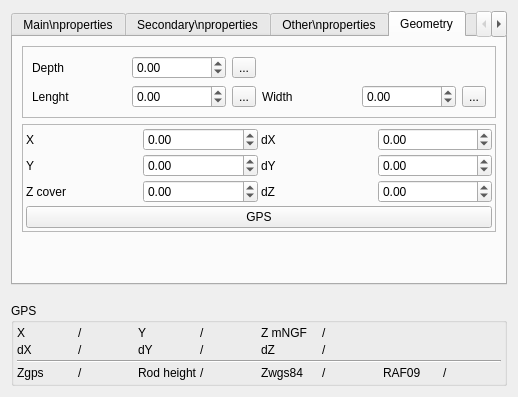
Qt form Lamia/iface/qgiswidget/tools/toolprepro/base3_urbandrainage/lamiabase_ud_node_tool_ui.ui (Artelia/Lamia) before a commit.
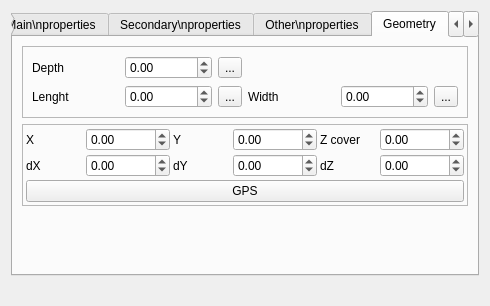
The same form after that commit. The open tabs and pages were chosen to show the change.

```diff
--- a/Lamia/iface/qgiswidget/tools/toolprepro/base3_urbandrainage/lamiabase_ud_node_tool_ui.ui
+++ b/Lamia/iface/qgiswidget/tools/toolprepro/base3_urbandrainage/lamiabase_ud_node_tool_ui.ui
@@ -6,8 +6,8 @@
    <rect>
     <x>0</x>
     <y>0</y>
-    <width>518</width>
-    <height>397</height>
+    <width>490</width>
+    <height>306</height>
    </rect>
   </property>
   <property name="windowTitle">
@@ -824,17 +824,14 @@
           <property name="spacing">
            <number>3</number>
           </property>
-          <item row="2" column="1">
-           <widget class="QDoubleSpinBox" name="doubleSpinBox_Z">
-            <property name="minimum">
-             <double>-99.000000000000000</double>
-            </property>
-            <property name="maximum">
-             <double>99999999.000000000000000</double>
+          <item row="1" column="2">
+           <widget class="QLabel" name="label_21">
+            <property name="text">
+             <string>dY</string>
             </property>
            </widget>
           </item>
-          <item row="1" column="1">
+          <item row="0" column="3">
            <widget class="QDoubleSpinBox" name="doubleSpinBox_Y">
             <property name="minimum">
              <double>-99.000000000000000</double>
@@ -844,24 +841,7 @@
             </property>
            </widget>
           </item>
-          <item row="2" column="3">
-           <widget class="QDoubleSpinBox" name="doubleSpinBox_dZ">
-            <property name="minimum">
-             <double>-1.000000000000000</double>
-            </property>
-            <property name="maximum">
-             <double>999.000000000000000</double>
-            </property>
-           </widget>
-          </item>
-          <item row="1" column="0">
-           <widget class="QLabel" name="label_18">
-            <property name="text">
-             <string>Y</string>
-            </property>
-           </widget>
-          </item>
-          <item row="2" column="0">
+          <item row="0" column="4">
            <widget class="QLabel" name="label_22">
             <property name="text">
              <string>Z cover</string>
@@ -878,6 +858,13 @@
             </property>
            </widget>
           </item>
+          <item row="0" column="2">
+           <widget class="QLabel" name="label_18">
+            <property name="text">
+             <string>Y</string>
+            </property>
+           </widget>
+          </item>
           <item row="0" column="0">
            <widget class="QLabel" name="label_15">
             <property name="text">
@@ -885,16 +872,6 @@
             </property>
            </widget>
           </item>
-          <item row="0" column="3">
-           <widget class="QDoubleSpinBox" name="doubleSpinBox_dX">
-            <property name="minimum">
-             <double>-1.000000000000000</double>
-            </property>
-            <property name="maximum">
-             <double>999.000000000000000</double>
-            </property>
-           </widget>
-          </item>
           <item row="0" column="1">
            <widget class="QDoubleSpinBox" name="doubleSpinBox_X">
             <property name="minimum">
@@ -905,28 +882,51 @@
             </property>
            </widget>
           </item>
-          <item row="1" column="2">
-           <widget class="QLabel" name="label_21">
-            <property name="text">
-             <string>dY</string>
-            </property>
-           </widget>
-          </item>
-          <item row="0" column="2">
+          <item row="1" column="0">
            <widget class="QLabel" name="label_16">
             <property name="text">
              <string>dX</string>
             </property>
            </widget>
           </item>
-          <item row="2" column="2">
+          <item row="1" column="1">
+           <widget class="QDoubleSpinBox" name="doubleSpinBox_dX">
+            <property name="minimum">
+             <double>-1.000000000000000</double>
+            </property>
+            <property name="maximum">
+             <double>999.000000000000000</double>
+            </property>
+           </widget>
+          </item>
+          <item row="0" column="5">
+           <widget class="QDoubleSpinBox" name="doubleSpinBox_Z">
+            <property name="minimum">
+             <double>-99.000000000000000</double>
+            </property>
+            <property name="maximum">
+             <double>99999999.000000000000000</double>
+            </property>
+           </widget>
+          </item>
+          <item row="1" column="4">
            <widget class="QLabel" name="label_23">
             <property name="text">
              <string>dZ</string>
             </property>
            </widget>
           </item>
-          <item row="3" column="0" colspan="4">
+          <item row="1" column="5">
+           <widget class="QDoubleSpinBox" name="doubleSpinBox_dZ">
+            <property name="minimum">
+             <double>-1.000000000000000</double>
+            </property>
+            <property name="maximum">
+             <double>999.000000000000000</double>
+            </property>
+           </widget>
+          </item>
+          <item row="4" column="0" colspan="6">
            <widget class="QPushButton" name="pushButton_getGPS">
             <property name="text">
              <string>GPS</string>
@@ -1022,177 +1022,6 @@
      </property>
     </spacer>
    </item>
-   <item>
-    <widget class="QGroupBox" name="groupBox_2">
-     <property name="title">
-      <string>GPS</string>
-     </property>
-     <layout class="QGridLayout" name="gridLayout_17">
-      <property name="leftMargin">
-       <number>3</number>
-      </property>
-      <property name="topMargin">
-       <number>3</number>
-      </property>
-      <property name="rightMargin">
-       <number>3</number>
-      </property>
-      <property name="bottomMargin">
-       <number>3</number>
-      </property>
-      <property name="spacing">
-       <number>3</number>
-      </property>
-      <item row="0" column="3">
-       <widget class="QLabel" name="label_Y">
-        <property name="text">
-         <string>/</string>
-        </property>
-       </widget>
-      </item>
-      <item row="0" column="2">
-       <widget class="QLabel" name="label_64">
-        <property name="text">
-         <string>Y</string>
-        </property>
-       </widget>
-      </item>
-      <item row="1" column="5">
-       <widget class="QLabel" name="label_dZ">
-        <property name="text">
-         <string>/</string>
-        </property>
-       </widget>
-      </item>
-      <item row="0" column="5">
-       <widget class="QLabel" name="label_Z">
-        <property name="text">
-         <string>/</string>
-        </property>
-       </widget>
-      </item>
-      <item row="1" column="1">
-       <widget class="QLabel" name="label_dX">
-        <property name="text">
-         <string>/</string>
-        </property>
-       </widget>
-      </item>
-      <item row="3" column="6">
-       <widget class="QLabel" name="label_61">
-        <property name="text">
-         <string>RAF09</string>
-        </property>
-       </widget>
-      </item>
-      <item row="1" column="4">
-       <widget class="QLabel" name="label_68">
-        <property name="text">
-         <string>dZ</string>
-        </property>
-       </widget>
-      </item>
-      <item row="1" column="0">
-       <widget class="QLabel" name="label_65">
-        <property name="text">
-         <string>dX</string>
-        </property>
-       </widget>
-      </item>
-      <item row="1" column="2">
-       <widget class="QLabel" name="label_67">
-        <property name="text">
-         <string>dY</string>
-        </property>
-       </widget>
-      </item>
-      <item row="1" column="3">
-       <widget class="QLabel" name="label_dY">
-        <property name="text">
-         <string>/</string>
-        </property>
-       </widget>
-      </item>
-      <item row="3" column="0">
-       <widget class="QLabel" name="label_62">
-        <property name="text">
-         <string>Zgps</string>
-        </property>
-       </widget>
-      </item>
-      <item row="0" column="4">
-       <widget class="QLabel" name="label_66">
-        <property name="text">
-         <string>Z mNGF</string>
-        </property>
-       </widget>
-      </item>
-      <item row="3" column="1">
-       <widget class="QLabel" name="label_zgps">
-        <property name="text">
-         <string>/</string>
-        </property>
-       </widget>
-      </item>
-      <item row="3" column="3">
-       <widget class="QLabel" name="label_hautperche">
-        <property name="text">
-         <string>/</string>
-        </property>
-       </widget>
-      </item>
-      <item row="3" column="2">
-       <widget class="QLabel" name="label_70">
-        <property name="text">
-         <string>Rod height</string>
-        </property>
-       </widget>
-      </item>
-      <item row="3" column="5">
-       <widget class="QLabel" name="label_zwgs84">
-        <property name="text">
-         <string>/</string>
-        </property>
-       </widget>
-      </item>
-      <item row="3" column="4">
-       <widget class="QLabel" name="label_63">
-        <property name="text">
-         <string>Zwgs84</string>
-        </property>
-       </widget>
-      </item>
-      <item row="0" column="1">
-       <widget class="QLabel" name="label_X">
-        <property name="text">
-         <string>/</string>
-        </property>
-       </widget>
-      </item>
-      <item row="0" column="0">
-       <widget class="QLabel" name="label_69">
-        <property name="text">
-         <string>X</string>
-        </property>
-       </widget>
-      </item>
-      <item row="3" column="7">
-       <widget class="QLabel" name="label_raf09">
-        <property name="text">
-         <string>/</string>
-        </property>
-       </widget>
-      </item>
-      <item row="2" column="0" colspan="8">
-       <widget class="Line" name="line">
-        <property name="orientation">
-         <enum>Qt::Horizontal</enum>
-        </property>
-       </widget>
-      </item>
-     </layout>
-    </widget>
-   </item>
   </layout>
  </widget>
  <resources/>
```
Left out of the diff: 10 changed lines with no effect on the pictures.
